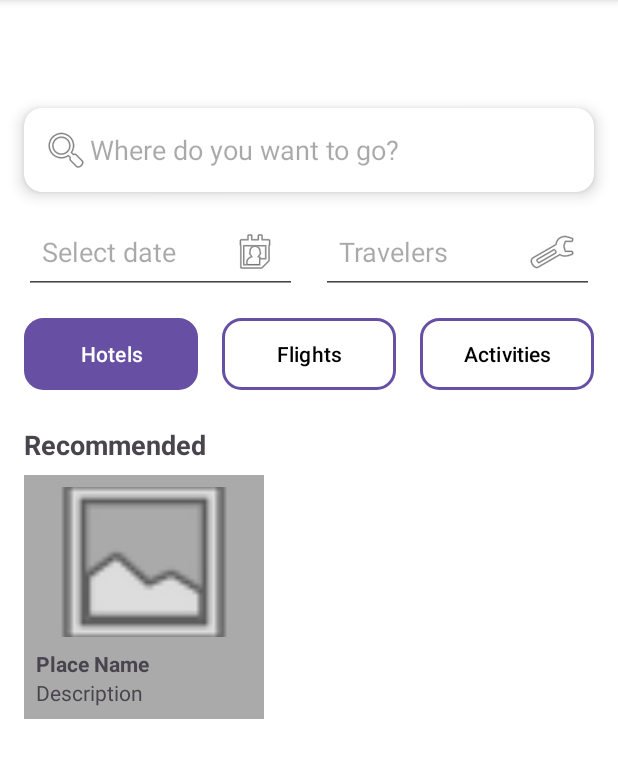
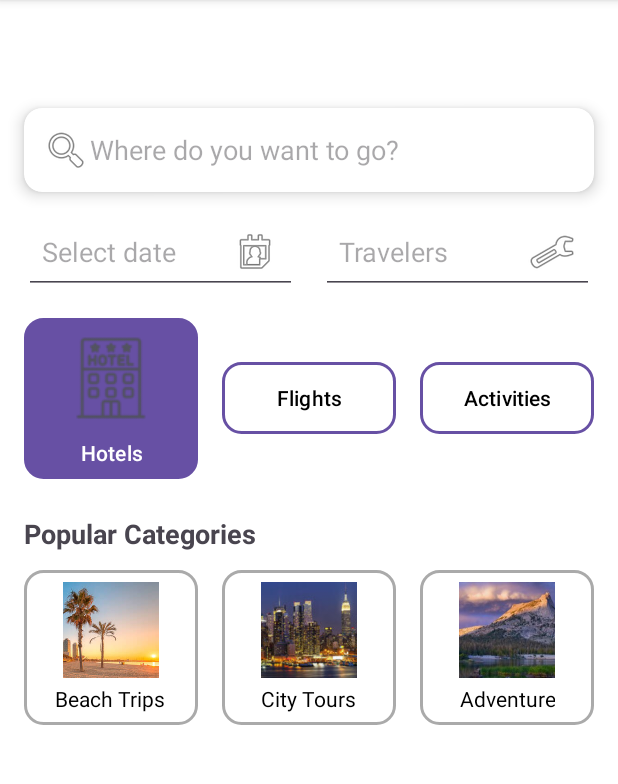
Before and after one commit to FortuneDayZ/TrippyTrips, an Android app: the HomeFragment screen opened through its navigation route, on a phone screen of 412 x 824 dp, the part 96-880 px from its top. Run offline under Robolectric (Android 15) with nearby library versions, the phone set to English and light mode, and no system bars.

Commit message:
Trying to Integrate Btn

```diff
--- a/app/src/main/java/edu/sjsu/android/group4trippytrips/HomeFragment.java
+++ b/app/src/main/java/edu/sjsu/android/group4trippytrips/HomeFragment.java
@@ -8,7 +8,9 @@
 import android.view.ViewGroup;
 import android.widget.Button;
 import android.widget.EditText;
+import android.widget.LinearLayout;
 import android.widget.NumberPicker;
+import android.widget.Toast;
 
 import androidx.fragment.app.Fragment;
 
@@ -20,7 +22,7 @@
     private EditText editTravelers, editDate;
 
     public HomeFragment() {
-        // Required empty constructor
+        // Required empty public constructor
     }
 
     @Override
@@ -42,14 +44,19 @@
         flightsButton.setOnClickListener(v -> selectCategory(flightsButton));
         activitiesButton.setOnClickListener(v -> selectCategory(activitiesButton));
 
-        // Set travelers field click listener
         editTravelers.setOnClickListener(v -> showTravelerPicker());
-
-        // Set date field click listener
         editDate.setOnClickListener(v -> showDatePicker());
 
-        // Optional: Select Hotels by default at start
-        selectCategory(hotelsButton);
+        selectCategory(hotelsButton); // Default selection
+
+        // Connect popular category layouts
+        LinearLayout beachTrips = view.findViewById(R.id.beachTripsLayout);
+        LinearLayout cityTours = view.findViewById(R.id.cityToursLayout);
+        LinearLayout adventure = view.findViewById(R.id.adventureLayout);
+
+        beachTrips.setOnClickListener(v -> Toast.makeText(getContext(), "Beach Trips clicked!", Toast.LENGTH_SHORT).show());
+        cityTours.setOnClickListener(v -> Toast.makeText(getContext(), "City Tours clicked!", Toast.LENGTH_SHORT).show());
+        adventure.setOnClickListener(v -> Toast.makeText(getContext(), "Adventure clicked!", Toast.LENGTH_SHORT).show());
 
         return view;
     }
@@ -67,7 +74,6 @@
         selectedButton.setTextColor(getResources().getColor(android.R.color.white));
     }
 
-
     private void showTravelerPicker() {
         NumberPicker numberPicker = new NumberPicker(requireContext());
         numberPicker.setMinValue(1);
@@ -82,7 +88,6 @@
             editTravelers.setText(selectedValue + " Traveler" + (selectedValue > 1 ? "s" : ""));
         });
         builder.setNegativeButton("Cancel", null);
-
         builder.show();
     }
 
@@ -94,7 +99,6 @@
 
         DatePickerDialog datePickerDialog = new DatePickerDialog(requireContext(),
                 (view, selectedYear, selectedMonth, selectedDay) -> {
-                    // Month is 0-based, so add 1
                     String date = (selectedMonth + 1) + "/" + selectedDay + "/" + selectedYear;
                     editDate.setText(date);
                 }, year, month, day);
--- a/app/src/main/res/layout/fragment_home.xml
+++ b/app/src/main/res/layout/fragment_home.xml
@@ -83,7 +83,7 @@
             android:layout_marginStart="8dp" />
     </LinearLayout>
 
-    <!-- Category Buttons -->
+    <!-- Category Buttons (Hotels / Flights / Activities) -->
     <LinearLayout
         android:id="@+id/categoryButtons"
         android:layout_width="0dp"
@@ -102,7 +102,12 @@
             android:layout_height="wrap_content"
             android:layout_weight="1"
             android:text="Hotels"
+            android:drawableTop="@drawable/ic_hotel"
+            android:drawablePadding="4dp"
+            android:gravity="center"
+            android:background="@drawable/category_button_selector"
             android:layout_marginEnd="8dp"/>
+
 
         <Button
             android:id="@+id/flightsButton"
@@ -110,7 +115,8 @@
             android:layout_height="wrap_content"
             android:layout_weight="1"
             android:text="Flights"
-            android:layout_marginHorizontal="8dp"/>
+            android:layout_marginHorizontal="8dp"
+            android:background="@drawable/category_button_selector" />
 
         <Button
             android:id="@+id/activitiesButton"
@@ -118,15 +124,16 @@
             android:layout_height="wrap_content"
             android:layout_weight="1"
             android:text="Activities"
-            android:layout_marginStart="8dp"/>
+            android:layout_marginStart="8dp"
+            android:background="@drawable/category_button_selector" />
     </LinearLayout>
 
-    <!-- Recommended Title -->
+    <!-- Popular Categories Title -->
     <TextView
-        android:id="@+id/recommendedTitle"
+        android:id="@+id/popularCategoriesTitle"
         android:layout_width="wrap_content"
         android:layout_height="wrap_content"
-        android:text="Recommended"
+        android:text="Popular Categories"
         android:textStyle="bold"
         android:textSize="18sp"
         android:layout_marginTop="24dp"
@@ -134,52 +141,116 @@
         app:layout_constraintStart_toStartOf="parent"
         android:layout_marginStart="16dp" />
 
-    <!-- Recommended Scroll -->
-    <HorizontalScrollView
-        android:id="@+id/recommendScroll"
+    <!-- Popular Categories Section (Real Pictures) -->
+    <LinearLayout
+        android:id="@+id/popularCategoryButtons"
         android:layout_width="0dp"
         android:layout_height="wrap_content"
-        android:scrollbars="none"
-        android:layout_marginTop="8dp"
+        android:orientation="horizontal"
+        android:gravity="center"
+        android:layout_marginTop="12dp"
+        android:layout_marginBottom="16dp"
         android:layout_marginHorizontal="16dp"
-        app:layout_constraintTop_toBottomOf="@id/recommendedTitle"
+        app:layout_constraintTop_toBottomOf="@id/popularCategoriesTitle"
         app:layout_constraintStart_toStartOf="parent"
         app:layout_constraintEnd_toEndOf="parent">
 
+        <!-- Beach Trips -->
         <LinearLayout
+            android:id="@+id/beachTripsLayout"
+            android:layout_width="0dp"
+            android:layout_height="wrap_content"
+            android:layout_weight="1"
+            android:orientation="vertical"
+            android:gravity="center"
+            android:clickable="true"
+            android:focusable="true"
+            android:background="@drawable/category_button_selector"
+            android:padding="8dp"
+            android:layout_marginEnd="8dp">
+
+            <ImageView
+                android:id="@+id/beachImage"
+                android:layout_width="64dp"
+                android:layout_height="64dp"
+                android:scaleType="centerCrop"
+                android:src="@drawable/ic_beach" />
+
+            <TextView
+                android:id="@+id/beachLabel"
                 android:layout_width="wrap_content"
                 android:layout_height="wrap_content"
-            android:orientation="horizontal">
+                android:text="Beach Trips"
+                android:textAlignment="center"
+                android:textColor="@android:color/black"
+                android:textSize="14sp"
+                android:layout_marginTop="4dp"/>
+        </LinearLayout>
 
-            <!-- Example Card -->
+        <!-- City Tours -->
         <LinearLayout
-                android:layout_width="160dp"
+            android:id="@+id/cityToursLayout"
+            android:layout_width="0dp"
             android:layout_height="wrap_content"
+            android:layout_weight="1"
             android:orientation="vertical"
-                android:layout_marginEnd="12dp"
+            android:gravity="center"
+            android:clickable="true"
+            android:focusable="true"
+            android:background="@drawable/category_button_selector"
             android:padding="8dp"
-                android:background="@android:color/darker_gray">
+            android:layout_marginHorizontal="8dp">
 
             <ImageView
-                    android:layout_width="match_parent"
-                    android:layout_height="100dp"
+                android:id="@+id/cityImage"
+                android:layout_width="64dp"
+                android:layout_height="64dp"
                 android:scaleType="centerCrop"
-                    android:src="@android:drawable/ic_menu_gallery" />
+                android:src="@drawable/ic_city" />
 
             <TextView
-                    android:text="Place Name"
-                    android:textStyle="bold"
-                    android:layout_marginTop="8dp"
+                android:id="@+id/cityLabel"
                 android:layout_width="wrap_content"
-                    android:layout_height="wrap_content" />
+                android:layout_height="wrap_content"
+                android:text="City Tours"
+                android:textAlignment="center"
+                android:textColor="@android:color/black"
+                android:textSize="14sp"
+                android:layout_marginTop="4dp"/>
+        </LinearLayout>
+
+        <!-- Adventure -->
+        <LinearLayout
+            android:id="@+id/adventureLayout"
+            android:layout_width="0dp"
+            android:layout_height="wrap_content"
+            android:layout_weight="1"
+            android:orientation="vertical"
+            android:gravity="center"
+            android:clickable="true"
+            android:focusable="true"
+            android:background="@drawable/category_button_selector"
+            android:padding="8dp"
+            android:layout_marginStart="8dp">
+
+            <ImageView
+                android:id="@+id/adventureImage"
+                android:layout_width="64dp"
+                android:layout_height="64dp"
+                android:scaleType="centerCrop"
+                android:src="@drawable/ic_adventure" />
 
             <TextView
-                    android:text="Description"
+                android:id="@+id/adventureLabel"
                 android:layout_width="wrap_content"
-                    android:layout_height="wrap_content" />
+                android:layout_height="wrap_content"
+                android:text="Adventure"
+                android:textAlignment="center"
+                android:textColor="@android:color/black"
+                android:textSize="14sp"
+                android:layout_marginTop="4dp"/>
         </LinearLayout>
     </LinearLayout>
-    </HorizontalScrollView>
 
     <!-- Bottom Navigation -->
     <com.google.android.material.bottomnavigation.BottomNavigationView
```
Also changed, not shown: app/src/main/res/drawable/category_button_selector.xml (line endings or trailing spaces), app/src/main/res/drawable/ic_activity.png (deleted), app/src/main/res/drawable/ic_adventure.png (added), app/src/main/res/drawable/ic_beach.png (added), app/src/main/res/drawable/ic_city.png (added), app/src/main/res/drawable/ic_flight.png (deleted), app/src/main/res/drawable/ic_hotel.png. Lines whose indentation alone changed are shown as unchanged.
